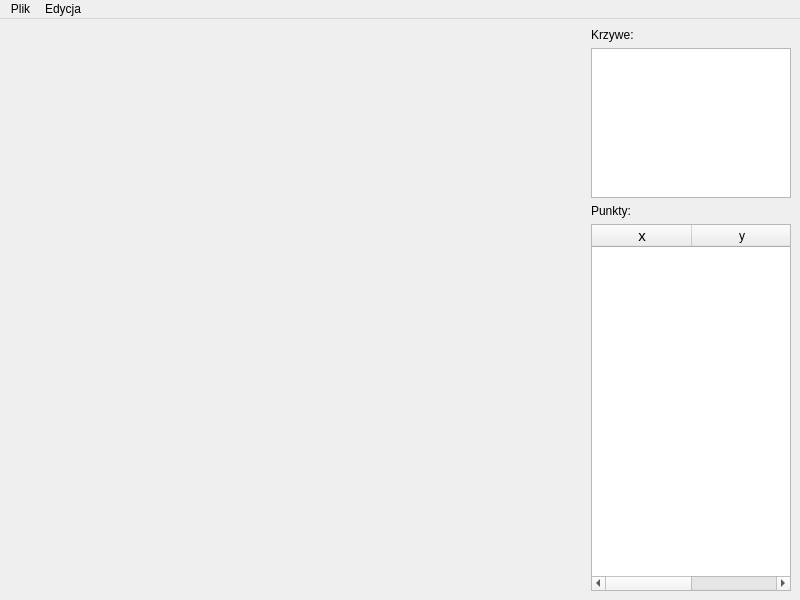
The window that designs/curves_editor_design.ui (dawidkostyszak/MMGK) describes before a commit, drawn with Qt 5.
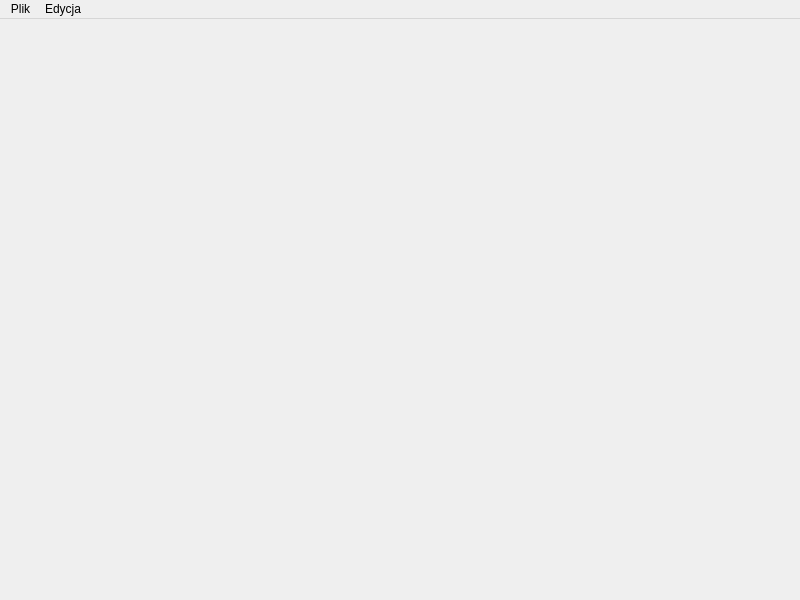
The same window after the commit.

Commit message: Add new designs, refactor curves and design code, add posibility to change curve function and range

What changed in the file:
```diff
--- a/designs/curves_editor_design.ui
+++ b/designs/curves_editor_design.ui
@@ -15,80 +15,7 @@
   </property>
   <widget class="QWidget" name="central_view">
    <layout class="QGridLayout" name="gridLayout">
-    <item row="2" column="1">
-     <widget class="QLabel" name="curves_label">
-      <property name="text">
-       <string>Punkty:</string>
-      </property>
-     </widget>
-    </item>
-    <item row="1" column="1">
-     <widget class="QListWidget" name="figures_list">
-      <property name="sizePolicy">
-       <sizepolicy hsizetype="Maximum" vsizetype="Expanding">
-        <horstretch>0</horstretch>
-        <verstretch>0</verstretch>
-       </sizepolicy>
-      </property>
-      <property name="minimumSize">
-       <size>
-        <width>200</width>
-        <height>0</height>
-       </size>
-      </property>
-      <property name="maximumSize">
-       <size>
-        <width>200</width>
-        <height>150</height>
-       </size>
-      </property>
-     </widget>
-    </item>
-    <item row="3" column="1">
-     <widget class="QTableWidget" name="points">
-      <property name="sizePolicy">
-       <sizepolicy hsizetype="Maximum" vsizetype="Expanding">
-        <horstretch>0</horstretch>
-        <verstretch>0</verstretch>
-       </sizepolicy>
-      </property>
-      <property name="minimumSize">
-       <size>
-        <width>200</width>
-        <height>0</height>
-       </size>
-      </property>
-      <property name="maximumSize">
-       <size>
-        <width>200</width>
-        <height>16777215</height>
-       </size>
-      </property>
-      <column>
-       <property name="text">
-        <string>x</string>
-       </property>
-       <property name="font">
-        <font>
-         <pointsize>11</pointsize>
-        </font>
-       </property>
-      </column>
-      <column>
-       <property name="text">
-        <string>y</string>
-       </property>
-      </column>
-     </widget>
-    </item>
-    <item row="0" column="1">
-     <widget class="QLabel" name="point_label">
-      <property name="text">
-       <string>Krzywe:</string>
-      </property>
-     </widget>
-    </item>
-    <item row="0" column="0" rowspan="4">
+    <item row="0" column="0" rowspan="5">
      <widget class="QWidget" name="draw_view" native="true">
       <property name="sizePolicy">
        <sizepolicy hsizetype="Expanding" vsizetype="Preferred">
@@ -99,6 +26,23 @@
       <layout class="QVBoxLayout" name="draw_layout"/>
      </widget>
     </item>
+    <item row="0" column="1" rowspan="5">
+     <widget class="QWidget" name="curves_view" native="true">
+      <property name="minimumSize">
+       <size>
+        <width>200</width>
+        <height>0</height>
+       </size>
+      </property>
+      <property name="maximumSize">
+       <size>
+        <width>200</width>
+        <height>16777215</height>
+       </size>
+      </property>
+      <layout class="QGridLayout" name="curves_layout"/>
+     </widget>
+    </item>
    </layout>
   </widget>
   <widget class="QMenuBar" name="menubar">
```
The commit also changes 8 other files.
